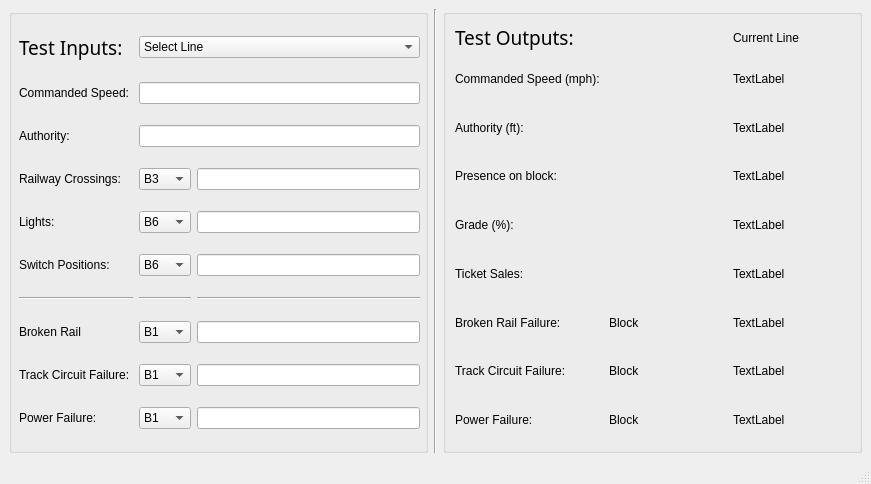
This is Track Model/testbench_trackmodel.ui in asmithie13/ECE-1140 as Qt 5 draws it before an edit. The edited form follows.
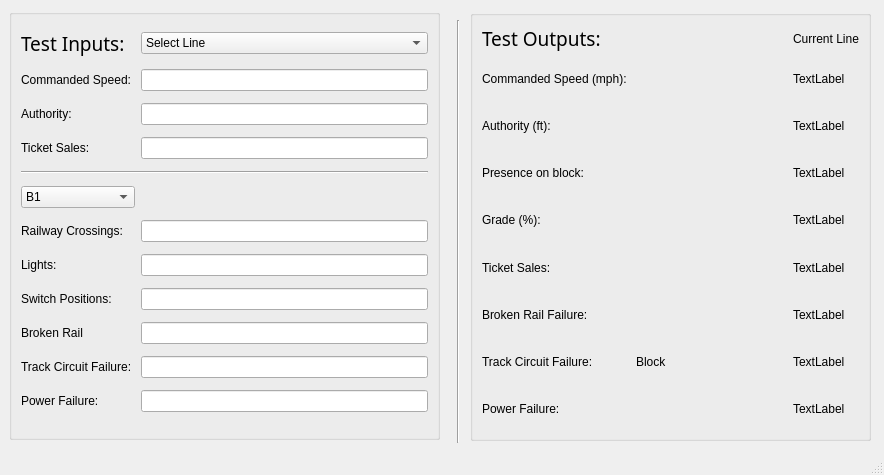
This is the edited form.

Commit message: almost finish for it2 (90%)

What changed in the file:
```diff
--- a/Track Model/testbench_trackmodel.ui
+++ b/Track Model/testbench_trackmodel.ui
@@ -6,618 +6,423 @@
    <rect>
     <x>0</x>
     <y>0</y>
-    <width>871</width>
-    <height>484</height>
+    <width>884</width>
+    <height>475</height>
    </rect>
   </property>
   <property name="windowTitle">
    <string>MainWindow</string>
   </property>
   <widget class="QWidget" name="centralwidget">
-   <layout class="QGridLayout" name="gridLayout_2">
-    <item row="0" column="1">
-     <widget class="Line" name="line">
-      <property name="orientation">
-       <enum>Qt::Vertical</enum>
-      </property>
-     </widget>
-    </item>
-    <item row="0" column="2">
-     <widget class="QGroupBox" name="groupBox_3">
-      <property name="title">
-       <string/>
-      </property>
-      <layout class="QGridLayout" name="gridLayout_3">
-       <item row="0" column="0">
-        <widget class="QLabel" name="label_8">
-         <property name="sizePolicy">
-          <sizepolicy hsizetype="Preferred" vsizetype="Fixed">
-           <horstretch>0</horstretch>
-           <verstretch>0</verstretch>
-          </sizepolicy>
-         </property>
-         <property name="font">
-          <font>
-           <family>Tw Cen MT Condensed Extra Bold</family>
-           <pointsize>14</pointsize>
-          </font>
-         </property>
-         <property name="text">
-          <string>Test Outputs:</string>
-         </property>
-        </widget>
+   <widget class="QGroupBox" name="groupBox_2">
+    <property name="geometry">
+     <rect>
+      <x>9</x>
+      <y>9</y>
+      <width>431</width>
+      <height>431</height>
+     </rect>
+    </property>
+    <property name="title">
+     <string/>
+    </property>
+    <layout class="QGridLayout" name="gridLayout_2">
+     <item row="0" column="0">
+      <widget class="QLabel" name="label_7">
+       <property name="sizePolicy">
+        <sizepolicy hsizetype="Preferred" vsizetype="Fixed">
+         <horstretch>0</horstretch>
+         <verstretch>0</verstretch>
+        </sizepolicy>
+       </property>
+       <property name="font">
+        <font>
+         <family>Tw Cen MT Condensed Extra Bold</family>
+         <pointsize>14</pointsize>
+        </font>
+       </property>
+       <property name="text">
+        <string>Test Inputs:</string>
+       </property>
+      </widget>
+     </item>
+     <item row="0" column="1">
+      <widget class="QComboBox" name="line_in">
+       <item>
+        <property name="text">
+         <string>Select Line</string>
+        </property>
        </item>
-       <item row="0" column="2">
-        <widget class="QLabel" name="line_out">
-         <property name="text">
-          <string>Current Line</string>
-         </property>
-        </widget>
+       <item>
+        <property name="text">
+         <string>Blue Line</string>
+        </property>
        </item>
-       <item row="1" column="0">
-        <widget class="QLabel" name="label_9">
-         <property name="text">
-          <string>Commanded Speed (mph): </string>
-         </property>
-        </widget>
+      </widget>
+     </item>
+     <item row="1" column="0">
+      <widget class="QLabel" name="label">
+       <property name="text">
+        <string>Commanded Speed: </string>
+       </property>
+      </widget>
+     </item>
+     <item row="1" column="1">
+      <widget class="QLineEdit" name="com_speed_in_1"/>
+     </item>
+     <item row="2" column="0">
+      <widget class="QLabel" name="label_2">
+       <property name="text">
+        <string>Authority:</string>
+       </property>
+      </widget>
+     </item>
+     <item row="2" column="1">
+      <widget class="QLineEdit" name="authority_in"/>
+     </item>
+     <item row="3" column="0">
+      <widget class="QLabel" name="label_11">
+       <property name="text">
+        <string>Ticket Sales: </string>
+       </property>
+      </widget>
+     </item>
+     <item row="3" column="1">
+      <widget class="QLineEdit" name="authority_in_2"/>
+     </item>
+     <item row="4" column="0" colspan="2">
+      <widget class="Line" name="line_4">
+       <property name="orientation">
+        <enum>Qt::Horizontal</enum>
+       </property>
+      </widget>
+     </item>
+     <item row="5" column="0">
+      <widget class="QComboBox" name="broken_block">
+       <item>
+        <property name="text">
+         <string>B1</string>
+        </property>
        </item>
-       <item row="1" column="2">
-        <widget class="QLabel" name="com_speed_out_1">
-         <property name="text">
-          <string>TextLabel</string>
-         </property>
-        </widget>
+       <item>
+        <property name="text">
+         <string>B2</string>
+        </property>
        </item>
-       <item row="2" column="0">
-        <widget class="QLabel" name="label_10">
-         <property name="text">
-          <string>Authority (ft):</string>
-         </property>
-        </widget>
+       <item>
+        <property name="text">
+         <string>B3</string>
+        </property>
        </item>
-       <item row="2" column="2">
-        <widget class="QLabel" name="authority_out">
-         <property name="text">
-          <string>TextLabel</string>
-         </property>
-        </widget>
+       <item>
+        <property name="text">
+         <string>B4</string>
+        </property>
        </item>
-       <item row="3" column="0">
-        <widget class="QLabel" name="label_12">
-         <property name="text">
-          <string>Presence on block:</string>
-         </property>
-        </widget>
+       <item>
+        <property name="text">
+         <string>B5</string>
+        </property>
        </item>
-       <item row="3" column="2">
-        <widget class="QLabel" name="label_17">
-         <property name="text">
-          <string>TextLabel</string>
-         </property>
-        </widget>
+       <item>
+        <property name="text">
+         <string>B6</string>
+        </property>
        </item>
-       <item row="4" column="0">
-        <widget class="QLabel" name="label_20">
-         <property name="text">
-          <string>Grade (%):</string>
-         </property>
-        </widget>
+       <item>
+        <property name="text">
+         <string>B7</string>
+        </property>
        </item>
-       <item row="4" column="2">
-        <widget class="QLabel" name="grade_out">
-         <property name="text">
-          <string>TextLabel</string>
-         </property>
-        </widget>
+       <item>
+        <property name="text">
+         <string>B8</string>
+        </property>
        </item>
-       <item row="5" column="0">
-        <widget class="QLabel" name="label_26">
-         <property name="text">
-          <string>Ticket Sales: </string>
-         </property>
-        </widget>
+       <item>
+        <property name="text">
+         <string>B9</string>
+        </property>
        </item>
-       <item row="5" column="2">
-        <widget class="QLabel" name="broken_out_2">
-         <property name="text">
-          <string>TextLabel</string>
-         </property>
-        </widget>
+       <item>
+        <property name="text">
+         <string>B10</string>
+        </property>
        </item>
-       <item row="6" column="0">
-        <widget class="QLabel" name="label_21">
-         <property name="text">
-          <string>Broken Rail Failure: </string>
-         </property>
-        </widget>
+       <item>
+        <property name="text">
+         <string>B11</string>
+        </property>
        </item>
-       <item row="6" column="1">
-        <widget class="QLabel" name="broken_block_out">
-         <property name="text">
-          <string>Block</string>
-         </property>
-        </widget>
+       <item>
+        <property name="text">
+         <string>B12</string>
+        </property>
        </item>
-       <item row="6" column="2">
-        <widget class="QLabel" name="broken_out">
-         <property name="text">
-          <string>TextLabel</string>
-         </property>
-        </widget>
+       <item>
+        <property name="text">
+         <string>B13</string>
+        </property>
        </item>
-       <item row="7" column="0">
-        <widget class="QLabel" name="label_24">
-         <property name="text">
-          <string>Track Circuit Failure: </string>
-         </property>
-        </widget>
+       <item>
+        <property name="text">
+         <string>B14</string>
+        </property>
        </item>
-       <item row="7" column="1">
-        <widget class="QLabel" name="track_block_out">
-         <property name="text">
-          <string>Block</string>
-         </property>
-        </widget>
+       <item>
+        <property name="text">
+         <string>B15</string>
+        </property>
        </item>
-       <item row="7" column="2">
-        <widget class="QLabel" name="track_out">
-         <property name="text">
-          <string>TextLabel</string>
-         </property>
-        </widget>
-       </item>
-       <item row="8" column="0">
-        <widget class="QLabel" name="label_25">
-         <property name="text">
-          <string>Power Failure:</string>
-         </property>
-        </widget>
-       </item>
-       <item row="8" column="1">
-        <widget class="QLabel" name="power_block_out">
-         <property name="text">
-          <string>Block</string>
-         </property>
-        </widget>
-       </item>
-       <item row="8" column="2">
-        <widget class="QLabel" name="power_out">
-         <property name="text">
-          <string>TextLabel</string>
-         </property>
-        </widget>
-       </item>
-      </layout>
-     </widget>
-    </item>
-    <item row="0" column="0">
-     <widget class="QGroupBox" name="groupBox_2">
-      <property name="title">
-       <string/>
-      </property>
-      <widget class="QWidget" name="layoutWidget">
-       <property name="geometry">
-        <rect>
-         <x>10</x>
-         <y>10</y>
-         <width>401</width>
-         <height>431</height>
-        </rect>
+      </widget>
+     </item>
+     <item row="6" column="0">
+      <widget class="QLabel" name="label_6">
+       <property name="text">
+        <string>Railway Crossings: </string>
        </property>
-       <layout class="QGridLayout" name="gridLayout">
-        <item row="0" column="0">
-         <widget class="QLabel" name="label_7">
-          <property name="sizePolicy">
-           <sizepolicy hsizetype="Preferred" vsizetype="Fixed">
-            <horstretch>0</horstretch>
-            <verstretch>0</verstretch>
-           </sizepolicy>
-          </property>
-          <property name="font">
-           <font>
-            <family>Tw Cen MT Condensed Extra Bold</family>
-            <pointsize>14</pointsize>
-           </font>
-          </property>
-          <property name="text">
-           <string>Test Inputs:</string>
-          </property>
-         </widget>
-        </item>
-        <item row="9" column="2">
-         <widget class="QLineEdit" name="power_in"/>
-        </item>
-        <item row="6" column="0">
-         <widget class="Line" name="line_4">
-          <property name="orientation">
-           <enum>Qt::Horizontal</enum>
-          </property>
-         </widget>
-        </item>
-        <item row="1" column="0">
-         <widget class="QLabel" name="label">
-          <property name="text">
-           <string>Commanded Speed: </string>
-          </property>
-         </widget>
-        </item>
-        <item row="9" column="1">
-         <widget class="QComboBox" name="power_block">
-          <item>
-           <property name="text">
-            <string>B1</string>
-           </property>
-          </item>
-          <item>
-           <property name="text">
-            <string>B2</string>
-           </property>
-          </item>
-          <item>
-           <property name="text">
-            <string>B3</string>
-           </property>
-          </item>
-          <item>
-           <property name="text">
-            <string>B4</string>
-           </property>
-          </item>
-          <item>
-           <property name="text">
-            <string>B5</string>
-           </property>
-          </item>
-          <item>
-           <property name="text">
-            <string>B6</string>
-           </property>
-          </item>
-          <item>
-           <property name="text">
-            <string>B7</string>
-           </property>
-          </item>
-          <item>
-           <property name="text">
-            <string>B8</string>
-           </property>
-          </item>
-          <item>
-           <property name="text">
-            <string>B9</string>
-           </property>
-          </item>
-          <item>
-           <property name="text">
-            <string>B10</string>
-           </property>
-          </item>
-          <item>
-           <property name="text">
-            <string>B11</string>
-           </property>
-          </item>
-          <item>
-           <property name="text">
-            <string>B12</string>
-           </property>
-          </item>
-          <item>
-           <property name="text">
-            <string>B13</string>
-           </property>
-          </item>
-          <item>
-           <property name="text">
-            <string>B14</string>
-           </property>
-          </item>
-          <item>
-           <property name="text">
-            <string>B15</string>
-           </property>
-          </item>
-         </widget>
-        </item>
-        <item row="6" column="2">
-         <widget class="Line" name="line_2">
-          <property name="orientation">
-           <enum>Qt::Horizontal</enum>
-          </property>
-         </widget>
-        </item>
-        <item row="4" column="2">
-         <widget class="QLineEdit" name="light_in"/>
-        </item>
-        <item row="8" column="2">
-         <widget class="QLineEdit" name="track_in"/>
-        </item>
-        <item row="5" column="2">
-         <widget class="QLineEdit" name="switch_in"/>
-        </item>
-        <item row="7" column="1">
-         <widget class="QComboBox" name="broken_block">
-          <item>
-           <property name="text">
-            <string>B1</string>
-           </property>
-          </item>
-          <item>
-           <property name="text">
-            <string>B2</string>
-           </property>
-          </item>
-          <item>
-           <property name="text">
-            <string>B3</string>
-           </property>
-          </item>
-          <item>
-           <property name="text">
-            <string>B4</string>
-           </property>
-          </item>
-          <item>
-           <property name="text">
-            <string>B5</string>
-           </property>
-          </item>
-          <item>
-           <property name="text">
-            <string>B6</string>
-           </property>
-          </item>
-          <item>
-           <property name="text">
-            <string>B7</string>
-           </property>
-          </item>
-          <item>
-           <property name="text">
-            <string>B8</string>
-           </property>
-          </item>
-          <item>
-           <property name="text">
-            <string>B9</string>
-           </property>
-          </item>
-          <item>
-           <property name="text">
-            <string>B10</string>
-           </property>
-          </item>
-          <item>
-           <property name="text">
-            <string>B11</string>
-           </property>
-          </item>
-          <item>
-           <property name="text">
-            <string>B12</string>
-           </property>
-          </item>
-          <item>
-           <property name="text">
-            <string>B13</string>
-           </property>
-          </item>
-          <item>
-           <property name="text">
-            <string>B14</string>
-           </property>
-          </item>
-          <item>
-           <property name="text">
-            <string>B15</string>
-           </property>
-          </item>
-         </widget>
-        </item>
-        <item row="8" column="0">
-         <widget class="QLabel" name="label_22">
-          <property name="text">
-           <string>Track Circuit Failure: </string>
-          </property>
-         </widget>
-        </item>
-        <item row="8" column="1">
-         <widget class="QComboBox" name="track_block">
-          <item>
-           <property name="text">
-            <string>B1</string>
-           </property>
-          </item>
-          <item>
-           <property name="text">
-            <string>B2</string>
-           </property>
-          </item>
-          <item>
-           <property name="text">
-            <string>B3</string>
-           </property>
-          </item>
-          <item>
-           <property name="text">
-            <string>B4</string>
-           </property>
-          </item>
-          <item>
-           <property name="text">
-            <string>B5</string>
-           </property>
-          </item>
-          <item>
-           <property name="text">
-            <string>B6</string>
-           </property>
-          </item>
-          <item>
-           <property name="text">
-            <string>B7</string>
-           </property>
-          </item>
-          <item>
-           <property name="text">
-            <string>B8</string>
-           </property>
-          </item>
-          <item>
-           <property name="text">
-            <string>B9</string>
-           </property>
-          </item>
-          <item>
-           <property name="text">
-            <string>B10</string>
-           </property>
-          </item>
-          <item>
-           <property name="text">
-            <string>B11</string>
-           </property>
-          </item>
-          <item>
-           <property name="text">
-            <string>B12</string>
-           </property>
-          </item>
-          <item>
-           <property name="text">
-            <string>B13</string>
-           </property>
-          </item>
-          <item>
-           <property name="text">
-            <string>B14</string>
-           </property>
-          </item>
-          <item>
-           <property name="text">
-            <string>B15</string>
-           </property>
-          </item>
-         </widget>
-        </item>
-        <item row="2" column="0">
-         <widget class="QLabel" name="label_2">
-          <property name="text">
-           <string>Authority:</string>
-          </property>
-         </widget>
-        </item>
-        <item row="3" column="2">
-         <widget class="QLineEdit" name="rail_in"/>
-        </item>
-        <item row="5" column="0">
-         <widget class="QLabel" name="label_3">
-          <property name="text">
-           <string>Switch Positions:</string>
-          </property>
-         </widget>
-        </item>
-        <item row="3" column="0">
-         <widget class="QLabel" name="label_6">
-          <property name="text">
-           <string>Railway Crossings: </string>
-          </property>
-         </widget>
-        </item>
-        <item row="5" column="1">
-         <widget class="QComboBox" name="switch_block">
-          <item>
-           <property name="text">
-            <string>B6</string>
-           </property>
-          </item>
-          <item>
-           <property name="text">
-            <string>B11</string>
-           </property>
-          </item>
-         </widget>
-        </item>
-        <item row="4" column="1">
-         <widget class="QComboBox" name="light_block">
-          <item>
-           <property name="text">
-            <string>B6</string>
-           </property>
-          </item>
-          <item>
-           <property name="text">
-            <string>B11</string>
-           </property>
-          </item>
-         </widget>
-        </item>
-        <item row="4" column="0">
-         <widget class="QLabel" name="label_4">
-          <property name="text">
-           <string>Lights:</string>
-          </property>
-         </widget>
-        </item>
-        <item row="2" column="1" colspan="2">
-         <widget class="QLineEdit" name="authority_in"/>
-        </item>
-        <item row="7" column="0">
-         <widget class="QLabel" name="label_5">
-          <property name="text">
-           <string>Broken Rail</string>
-          </property>
-         </widget>
-        </item>
-        <item row="0" column="1" colspan="2">
-         <widget class="QComboBox" name="line_in">
-          <item>
-           <property name="text">
-            <string>Select Line</string>
-           </property>
-          </item>
-          <item>
-           <property name="text">
-            <string>Blue Line</string>
-           </property>
-          </item>
-         </widget>
-        </item>
-        <item row="1" column="1" colspan="2">
-         <widget class="QLineEdit" name="com_speed_in_1"/>
-        </item>
-        <item row="9" column="0">
-         <widget class="QLabel" name="label_23">
-          <property name="text">
-           <string>Power Failure:</string>
-          </property>
-         </widget>
-        </item>
-        <item row="6" column="1">
-         <widget class="Line" name="line_3">
-          <property name="orientation">
-           <enum>Qt::Horizontal</enum>
-          </property>
-         </widget>
-        </item>
-        <item row="3" column="1">
-         <widget class="QComboBox" name="rail_block">
-          <item>
-           <property name="text">
-            <string>B3</string>
-           </property>
-          </item>
-         </widget>
-        </item>
-        <item row="7" column="2">
-         <widget class="QLineEdit" name="broken_in"/>
-        </item>
-       </layout>
       </widget>
-     </widget>
-    </item>
-   </layout>
+     </item>
+     <item row="6" column="1">
+      <widget class="QLineEdit" name="rail_in"/>
+     </item>
+     <item row="7" column="0">
+      <widget class="QLabel" name="label_4">
+       <property name="text">
+        <string>Lights:</string>
+       </property>
+      </widget>
+     </item>
+     <item row="7" column="1">
+      <widget class="QLineEdit" name="light_in"/>
+     </item>
+     <item row="8" column="0">
+      <widget class="QLabel" name="label_3">
+       <property name="text">
+        <string>Switch Positions:</string>
+       </property>
+      </widget>
+     </item>
+     <item row="8" column="1">
+      <widget class="QLineEdit" name="switch_in"/>
+     </item>
+     <item row="9" column="0">
+      <widget class="QLabel" name="label_5">
+       <property name="text">
+        <string>Broken Rail</string>
+       </property>
+      </widget>
+     </item>
+     <item row="9" column="1">
+      <widget class="QLineEdit" name="broken_in"/>
+     </item>
+     <item row="10" column="0">
+      <widget class="QLabel" name="label_22">
+       <property name="text">
+        <string>Track Circuit Failure: </string>
+       </property>
+      </widget>
+     </item>
+     <item row="10" column="1">
+      <widget class="QLineEdit" name="track_in"/>
+     </item>
+     <item row="11" column="0">
+      <widget class="QLabel" name="label_23">
+       <property name="text">
+        <string>Power Failure:</string>
+       </property>
+      </widget>
+     </item>
+     <item row="11" column="1">
+      <widget class="QLineEdit" name="power_in"/>
+     </item>
+    </layout>
+   </widget>
+   <widget class="QGroupBox" name="groupBox_3">
+    <property name="geometry">
+     <rect>
+      <x>470</x>
+      <y>10</y>
+      <width>401</width>
+      <height>431</height>
+     </rect>
+    </property>
+    <property name="title">
+     <string/>
+    </property>
+    <layout class="QGridLayout" name="gridLayout">
+     <item row="2" column="2">
+      <widget class="QLabel" name="authority_out">
+       <property name="text">
+        <string>TextLabel</string>
+       </property>
+      </widget>
+     </item>
+     <item row="7" column="0">
+      <widget class="QLabel" name="label_24">
+       <property name="text">
+        <string>Track Circuit Failure: </string>
+       </property>
+      </widget>
+     </item>
+     <item row="2" column="0">
+      <widget class="QLabel" name="label_10">
+       <property name="text">
+        <string>Authority (ft):</string>
+       </property>
+      </widget>
+     </item>
+     <item row="6" column="2">
+      <widget class="QLabel" name="broken_out">
+       <property name="text">
+        <string>TextLabel</string>
+       </property>
+      </widget>
+     </item>
+     <item row="5" column="2">
+      <widget class="QLabel" name="broken_out_2">
+       <property name="text">
+        <string>TextLabel</string>
+       </property>
+      </widget>
+     </item>
+     <item row="6" column="0">
+      <widget class="QLabel" name="label_21">
+       <property name="text">
+        <string>Broken Rail Failure: </string>
+       </property>
+      </widget>
+     </item>
+     <item row="4" column="0">
+      <widget class="QLabel" name="label_20">
+       <property name="text">
+        <string>Grade (%):</string>
+       </property>
+      </widget>
+     </item>
+     <item row="0" column="2">
+      <widget class="QLabel" name="line_out">
+       <property name="text">
+        <string>Current Line</string>
+       </property>
+      </widget>
+     </item>
+     <item row="5" column="0">
+      <widget class="QLabel" name="label_26">
+       <property name="text">
+        <string>Ticket Sales: </string>
+       </property>
+      </widget>
+     </item>
+     <item row="3" column="2">
+      <widget class="QLabel" name="label_17">
+       <property name="text">
+        <string>TextLabel</string>
+       </property>
+      </widget>
+     </item>
+     <item row="1" column="0">
+      <widget class="QLabel" name="label_9">
+       <property name="text">
+        <string>Commanded Speed (mph): </string>
+       </property>
+      </widget>
+     </item>
+     <item row="8" column="0">
+      <widget class="QLabel" name="label_25">
+       <property name="text">
+        <string>Power Failure:</string>
+       </property>
+      </widget>
+     </item>
+     <item row="8" column="2">
+      <widget class="QLabel" name="power_out">
+       <property name="text">
+        <string>TextLabel</string>
+       </property>
+      </widget>
+     </item>
+     <item row="0" column="0">
+      <widget class="QLabel" name="label_8">
+       <property name="sizePolicy">
+        <sizepolicy hsizetype="Preferred" vsizetype="Fixed">
+         <horstretch>0</horstretch>
+         <verstretch>0</verstretch>
+        </sizepolicy>
+       </property>
+       <property name="font">
+        <font>
+         <family>Tw Cen MT Condensed Extra Bold</family>
+         <pointsize>14</pointsize>
+        </font>
+       </property>
+       <property name="text">
+        <string>Test Outputs:</string>
+       </property>
+      </widget>
+     </item>
+     <item row="3" column="0">
+      <widget class="QLabel" name="label_12">
+       <property name="text">
+        <string>Presence on block:</string>
+       </property>
+      </widget>
+     </item>
+     <item row="1" column="2">
+      <widget class="QLabel" name="com_speed_out_1">
+       <property name="text">
+        <string>TextLabel</string>
+       </property>
+      </widget>
+     </item>
+     <item row="6" column="1" rowspan="3">
+      <widget class="QLabel" name="broken_block_out">
+       <property name="sizePolicy">
+        <sizepolicy hsizetype="Expanding" vsizetype="Expanding">
+         <horstretch>0</horstretch>
+         <verstretch>0</verstretch>
+        </sizepolicy>
+       </property>
+       <property name="frameShape">
+        <enum>QFrame::NoFrame</enum>
+       </property>
+       <property name="frameShadow">
+        <enum>QFrame::Plain</enum>
+       </property>
+       <property name="text">
+        <string>Block</string>
+       </property>
+      </widget>
+     </item>
+     <item row="4" column="2">
+      <widget class="QLabel" name="grade_out">
+       <property name="text">
+        <string>TextLabel</string>
+       </property>
+      </widget>
+     </item>
+     <item row="7" column="2">
+      <widget class="QLabel" name="track_out">
+       <property name="text">
+        <string>TextLabel</string>
+       </property>
+      </widget>
+     </item>
+    </layout>
+   </widget>
+   <widget class="Line" name="line">
+    <property name="geometry">
+     <rect>
+      <x>450</x>
+      <y>20</y>
+      <width>16</width>
+      <height>423</height>
+     </rect>
+    </property>
+    <property name="orientation">
+     <enum>Qt::Vertical</enum>
+    </property>
+   </widget>
   </widget>
   <widget class="QMenuBar" name="menubar">
    <property name="geometry">
```
Left out of the diff: 2 changed lines with no effect on the pictures. The commit also changes 1 other file.
